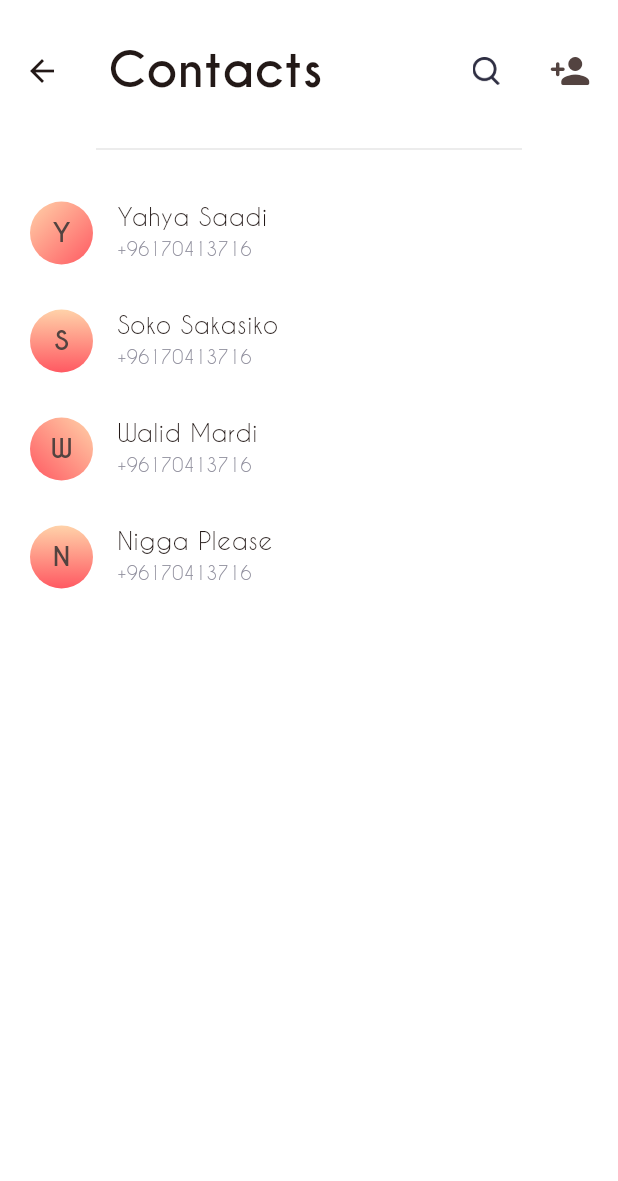
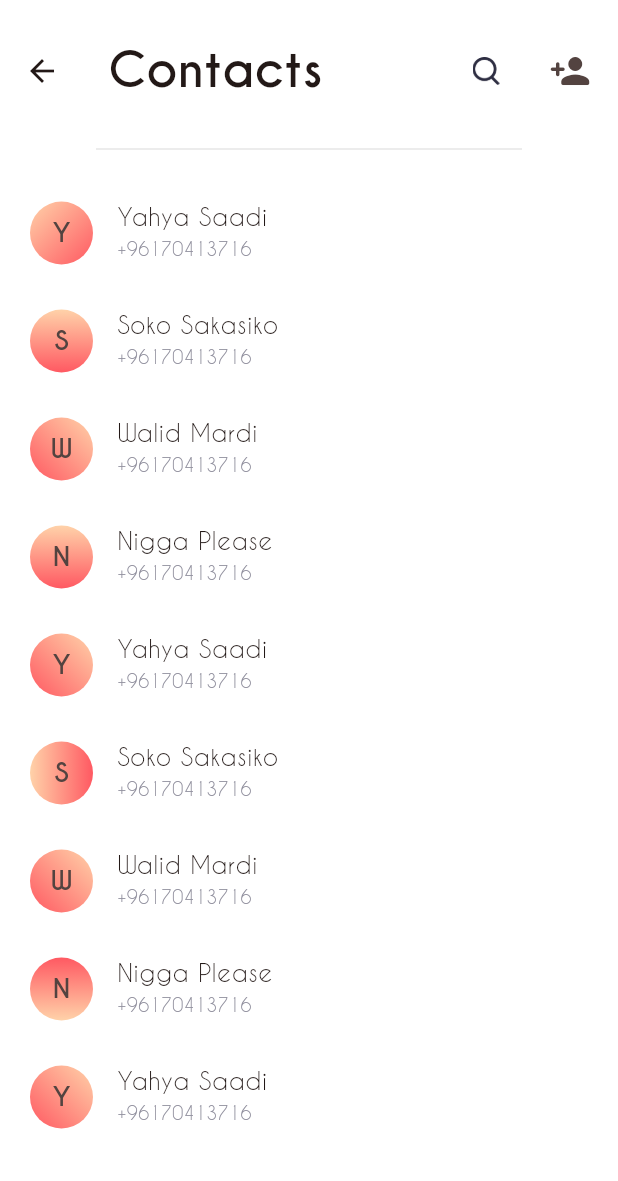
Before and after one commit to Soko9/dial_verse, a Flutter app: the ContactsScreen screen opened by its route, in the side drawer, after a tap on the "person add" icon, on a phone screen of 412 x 824 dp, the part 55-1236 px from its top. Run offline on Flutter 3.47's test engine with Material 3 defaults, Android fonts, the phone set to English and light mode, and no system bars; drawn by our look-alikes of flutter_slidable; our stand-ins replace contacts_service, fpdart, get, permission_handler.

Commit message:
added more dummy contacts

```diff
--- a/lib/data/sources/local/i_data_source.dart
+++ b/lib/data/sources/local/i_data_source.dart
@@ -9,6 +9,74 @@ import "package:dial_verse/data/sources/local/data_source.dart";
 class IDataSource implements DataSource {
   // ! THIS IS FOR TESTING ONLY
   List<DVContactModel> dummyContacts = [
+    DVContactModel(
+      id: Random().nextInt(999999).toString(),
+      first: "Yahya",
+      last: "Saadi",
+      emails: [],
+      phones: ["+96170413716"],
+    ),
+    DVContactModel(
+      id: Random().nextInt(999999).toString(),
+      first: "Soko",
+      last: "Sakasiko",
+      emails: ["soko@mail.com"],
+      phones: [
+        "+96170413716",
+        "+905347763680",
+      ],
+    ),
+    DVContactModel(
+      id: Random().nextInt(999999).toString(),
+      first: "Walid",
+      last: "Mardi",
+      emails: [],
+      phones: [
+        "+96170413716",
+        "+905347763680",
+      ],
+    ),
+    DVContactModel(
+      id: Random().nextInt(999999).toString(),
+      first: "Nigga",
+      last: "Please",
+      emails: ["please@mail.com", "nigga@mail.com"],
+      phones: ["+96170413716"],
+    ),
+    DVContactModel(
+      id: Random().nextInt(999999).toString(),
+      first: "Yahya",
+      last: "Saadi",
+      emails: [],
+      phones: ["+96170413716"],
+    ),
+    DVContactModel(
+      id: Random().nextInt(999999).toString(),
+      first: "Soko",
+      last: "Sakasiko",
+      emails: ["soko@mail.com"],
+      phones: [
+        "+96170413716",
+        "+905347763680",
+      ],
+    ),
+    DVContactModel(
+      id: Random().nextInt(999999).toString(),
+      first: "Walid",
+      last: "Mardi",
+      emails: [],
+      phones: [
+        "+96170413716",
+        "+905347763680",
+      ],
+    ),
+    DVContactModel(
+      id: Random().nextInt(999999).toString(),
+      first: "Nigga",
+      last: "Please",
+      emails: ["please@mail.com", "nigga@mail.com"],
+      phones: ["+96170413716"],
+    ),
     DVContactModel(
       id: Random().nextInt(999999).toString(),
       first: "Yahya",
--- a/lib/main.dart
+++ b/lib/main.dart
@@ -6,6 +6,7 @@ import "package:flutter/material.dart";
 import "package:get/get.dart";
 
 // ?: add more field to the contact
+// ?: add confirmation dialog for deleting a contact
 
 void main() async {
   WidgetsFlutterBinding.ensureInitialized();
```
